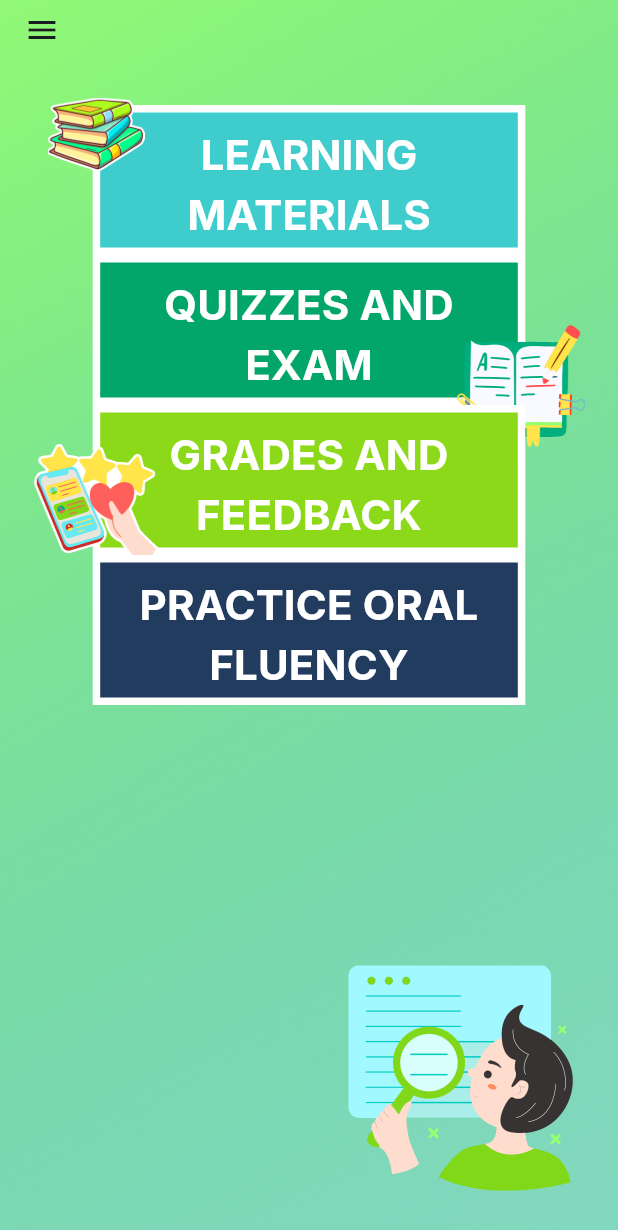
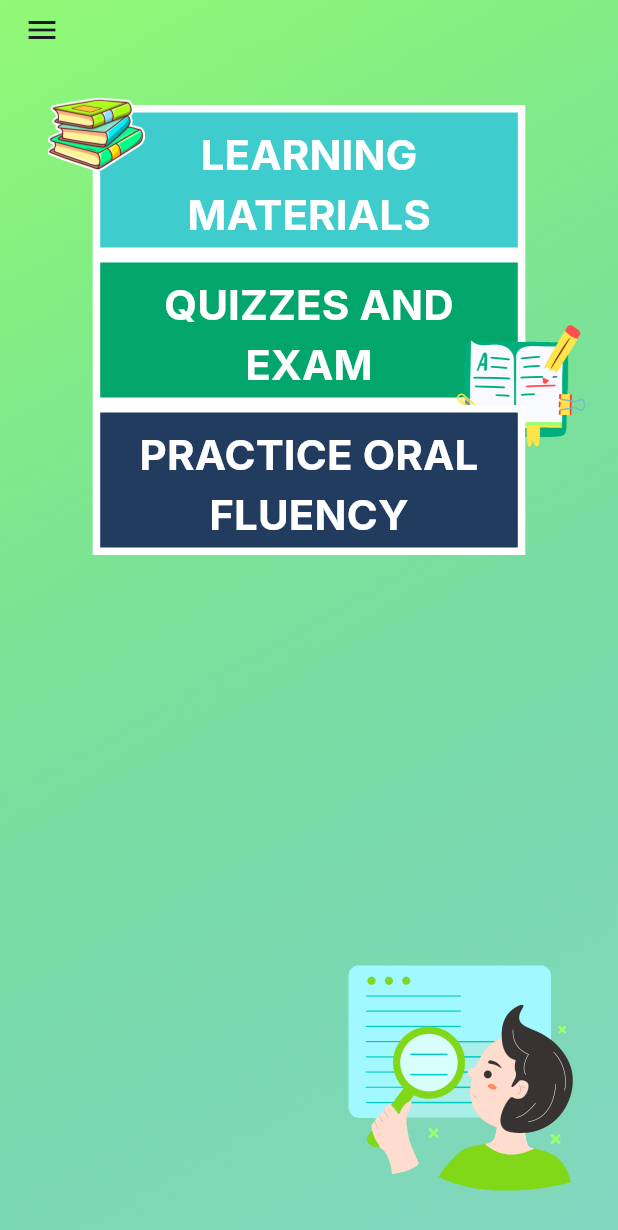
Before and after one commit to Paolo17A/ComprehenZone-Mobile, a Flutter app: the HomeScreen screen opened by its route, on a phone screen of 412 x 824 dp. Shown: the top 1230 px of the screen. Run offline on Flutter 3.47's test engine with Material 3 defaults, Android fonts, the phone set to English and light mode, and no system bars; our stand-ins replace cloud_firestore, firebase_auth, firebase_core, firebase_storage, flutter_riverpod, gap and 2 more; missing offline and left inert: easy_pdf_viewer; accounts and stored records are empty.

Commit message:
hide grades button

```diff
--- a/lib/screens/home_screen.dart
+++ b/lib/screens/home_screen.dart
@@ -74,14 +74,14 @@ class HomeScreen extends StatelessWidget {
                             .pushNamed(NavigatorRoutes.quizSelect),
                         right: -40,
                         bottom: -30),
-                    homeButton(context,
+                    /*homeButton(context,
                         color: CustomColors.limeGreen,
                         label: 'GRADES AND FEEDBACK',
                         imagePath: ImagePaths.homeFeedback,
                         onPress: () => Navigator.of(context)
                             .pushNamed(NavigatorRoutes.grades),
                         left: -40,
-                        bottom: -10),
+                        bottom: -10),*/
                     Container(
                         width: MediaQuery.of(context).size.width * 0.7,
                         height: 100,
```
